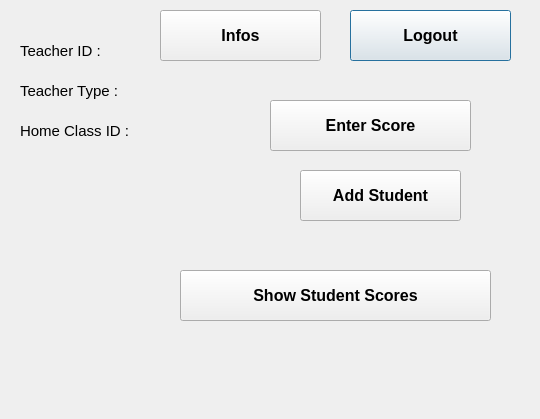
The window that teacherHome.ui (MaiAnh871/Project-OOAD) describes before a commit, drawn with Qt 5.
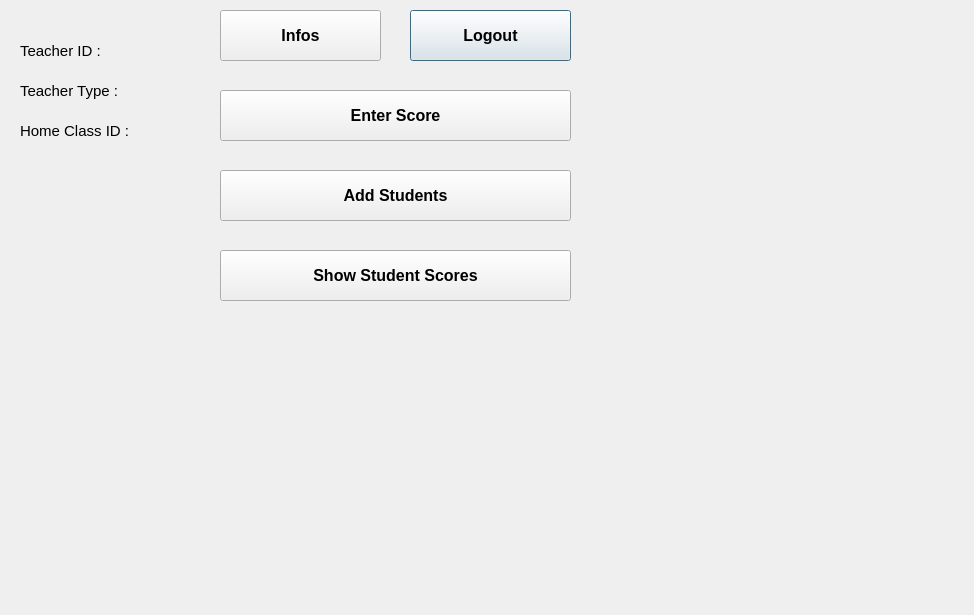
The same window after the commit.

```diff
--- a/teacherHome.ui
+++ b/teacherHome.ui
@@ -6,8 +6,8 @@
    <rect>
     <x>0</x>
     <y>0</y>
-    <width>540</width>
-    <height>419</height>
+    <width>974</width>
+    <height>615</height>
    </rect>
   </property>
   <property name="windowTitle">
@@ -16,7 +16,7 @@
   <widget class="QPushButton" name="logoutBtn">
    <property name="geometry">
     <rect>
-     <x>350</x>
+     <x>410</x>
      <y>10</y>
      <width>161</width>
      <height>51</height>
@@ -36,7 +36,7 @@
   <widget class="QPushButton" name="openInfosBtn">
    <property name="geometry">
     <rect>
-     <x>160</x>
+     <x>220</x>
      <y>10</y>
      <width>161</width>
      <height>51</height>
@@ -74,9 +74,9 @@
   <widget class="QPushButton" name="enterScoreBtn">
    <property name="geometry">
     <rect>
-     <x>270</x>
-     <y>100</y>
-     <width>201</width>
+     <x>220</x>
+     <y>90</y>
+     <width>351</width>
      <height>51</height>
     </rect>
    </property>
@@ -94,9 +94,9 @@
   <widget class="QPushButton" name="addStudentBtn">
    <property name="geometry">
     <rect>
-     <x>300</x>
+     <x>220</x>
      <y>170</y>
-     <width>161</width>
+     <width>351</width>
      <height>51</height>
     </rect>
    </property>
@@ -108,7 +108,7 @@
     </font>
    </property>
    <property name="text">
-    <string>Add Student</string>
+    <string>Add Students</string>
    </property>
   </widget>
   <widget class="QLabel" name="teacherTypeLabel">
@@ -116,7 +116,7 @@
     <rect>
      <x>20</x>
      <y>70</y>
-     <width>311</width>
+     <width>131</width>
      <height>41</height>
     </rect>
    </property>
@@ -150,9 +150,9 @@
   <widget class="QPushButton" name="showStudentScoresBtn">
    <property name="geometry">
     <rect>
-     <x>180</x>
-     <y>270</y>
-     <width>311</width>
+     <x>220</x>
+     <y>250</y>
+     <width>351</width>
      <height>51</height>
     </rect>
    </property>
```
